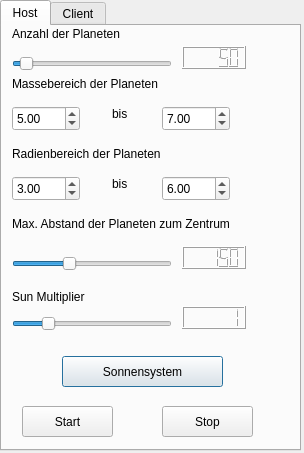
The window that gui/Startmenu.ui (michaelBielang/universityProject_PlanetSim_Python) describes before a commit, drawn with Qt 5.
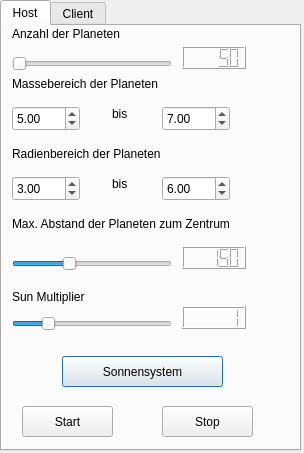
The same window after the commit.

Commit message: Timestep reduced, added Cython Compiler Arguments.

Diff of the .ui file:
```diff
--- a/gui/Startmenu.ui
+++ b/gui/Startmenu.ui
@@ -334,7 +334,7 @@
       <number>1</number>
      </property>
      <property name="maximum">
-      <number>1000</number>
+      <number>50000</number>
      </property>
      <property name="value">
       <number>50</number>
```
The commit also changes 1 other file.
